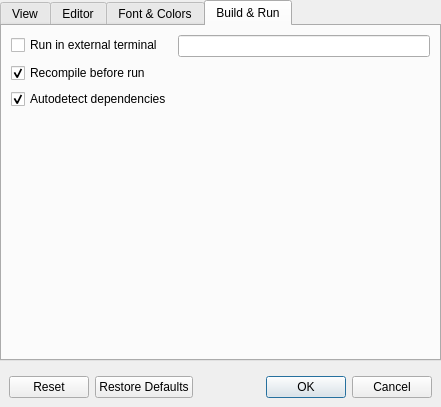
OpenCobolIDE/OpenCobolIDE, file oci/frontend/ui/dlg_preferences.ui: the form before one commit.
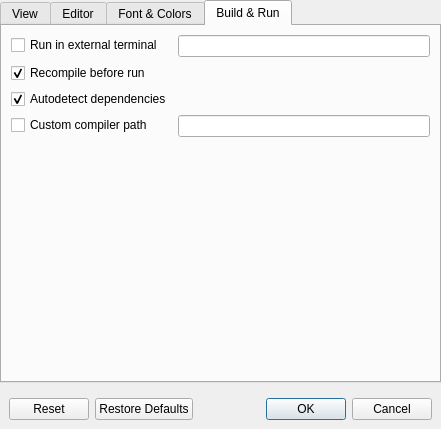
The form after the commit. The open tabs and pages were chosen to show the change. Icons and pictures are not drawn.

Commit message: #40 Add way to specify custom compiler path (that will be appended to os.environ['PATH'])

```diff
--- a/oci/frontend/ui/dlg_preferences.ui
+++ b/oci/frontend/ui/dlg_preferences.ui
@@ -7,7 +7,7 @@
     <x>0</x>
     <y>0</y>
     <width>441</width>
-    <height>407</height>
+    <height>429</height>
    </rect>
   </property>
   <property name="windowTitle">
@@ -481,6 +481,16 @@
             </property>
            </widget>
           </item>
+          <item row="5" column="0">
+           <widget class="QCheckBox" name="checkBoxCustomPath">
+            <property name="text">
+             <string>Custom compiler path</string>
+            </property>
+           </widget>
+          </item>
+          <item row="5" column="1">
+           <widget class="QLineEdit" name="lineEditCompilerPath"/>
+          </item>
          </layout>
         </widget>
        </widget>
```
Left out of the diff: 2 changed lines with no effect on the pictures. The commit also changes 5 other files.
